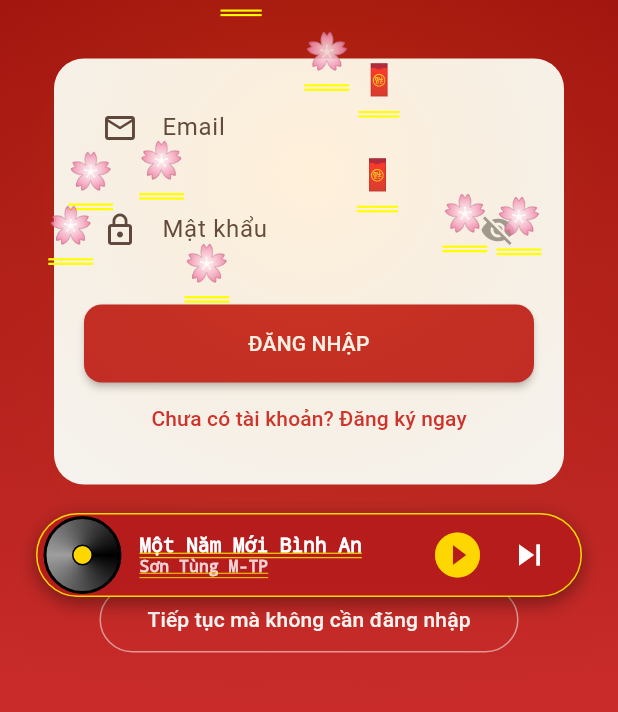
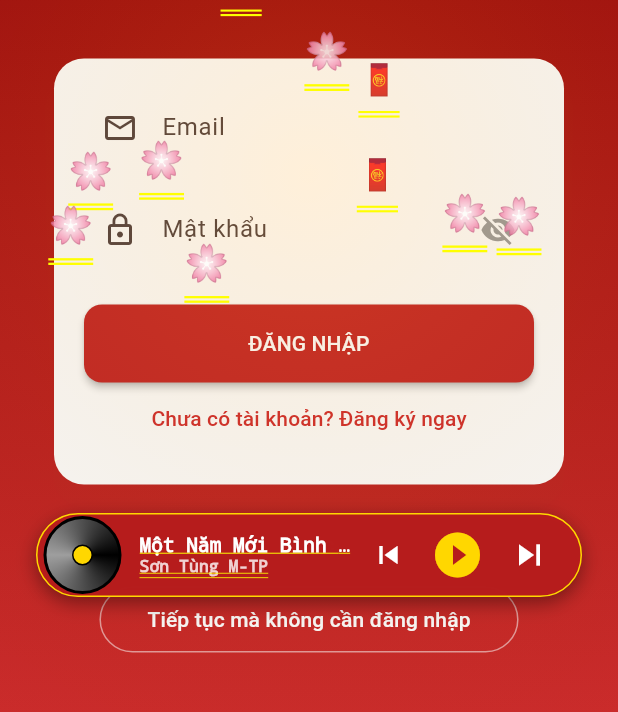
Before and after one commit to TranAnhBlue/SmartTetShopping, a Flutter app: the screen it shows after launch, on a phone screen of 412 x 824 dp, the part 444-1156 px from its top. Run offline on Flutter 3.47's test engine with Material 3 defaults, Android fonts, the phone set to English and light mode, and no system bars; our stand-ins replace audioplayers, camera, cloud_firestore, confetti, firebase_auth, firebase_core and 10 more; missing offline and left inert: gal; accounts and stored records are empty; statements that could not run were skipped.

Commit message:
add nut next quay lai

```diff
--- a/lib/app.dart
+++ b/lib/app.dart
@@ -305,6 +305,11 @@ class _ZingMiniPlayerState extends State<_ZingMiniPlayer> with SingleTickerProvi
               // ⏯️ Điều khiển
               IconButton(
                 visualDensity: VisualDensity.compact,
+                icon: const Icon(Icons.skip_previous, color: Colors.white, size: 24),
+                onPressed: () => widget.music.previous(),
+              ),
+              IconButton(
+                visualDensity: VisualDensity.compact,
                 icon: Icon(widget.music.isPlaying ? Icons.pause_circle_filled : Icons.play_circle_filled, color: const Color(0xFFFFD700), size: 36),
                 onPressed: () => widget.music.toggleMute(),
               ),
```
